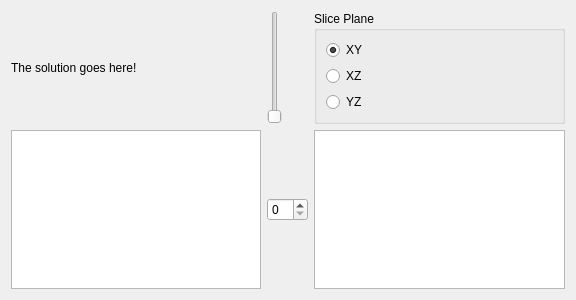
First picture: the form in doctors/outputdialog.ui, repository eNorris/thesis, before the edit.
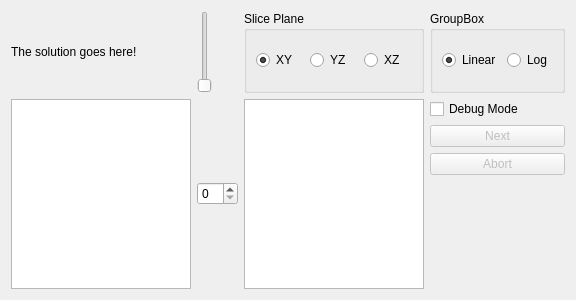
Second picture: the form after the edit. Custom widgets are drawn as their Qt base class.

```diff
--- a/doctors/outputdialog.ui
+++ b/doctors/outputdialog.ui
@@ -32,7 +32,7 @@
      <property name="title">
       <string>Slice Plane</string>
      </property>
-     <layout class="QVBoxLayout" name="verticalLayout">
+     <layout class="QHBoxLayout" name="horizontalLayout">
       <item>
        <widget class="QRadioButton" name="xyRadioButton">
         <property name="text">
@@ -43,13 +43,6 @@
         </property>
        </widget>
       </item>
-      <item>
-       <widget class="QRadioButton" name="xzRadioButton">
-        <property name="text">
-         <string>XZ</string>
-        </property>
-       </widget>
-      </item>
       <item>
        <widget class="QRadioButton" name="yzRadioButton">
         <property name="text">
@@ -57,6 +50,13 @@
         </property>
        </widget>
       </item>
+      <item>
+       <widget class="QRadioButton" name="xzRadioButton">
+        <property name="text">
+         <string>XZ</string>
+        </property>
+       </widget>
+      </item>
      </layout>
     </widget>
    </item>
@@ -70,6 +70,76 @@
    <item row="1" column="1">
     <widget class="QSpinBox" name="sliceSpinBox"/>
    </item>
+   <item row="0" column="3">
+    <widget class="QGroupBox" name="groupBox_2">
+     <property name="title">
+      <string>GroupBox</string>
+     </property>
+     <layout class="QHBoxLayout" name="horizontalLayout_2">
+      <item>
+       <widget class="QRadioButton" name="linearInterpRadioButton">
+        <property name="text">
+         <string>Linear</string>
+        </property>
+        <property name="checked">
+         <bool>true</bool>
+        </property>
+       </widget>
+      </item>
+      <item>
+       <widget class="QRadioButton" name="logInterpRadioButton">
+        <property name="text">
+         <string>Log</string>
+        </property>
+       </widget>
+      </item>
+     </layout>
+    </widget>
+   </item>
+   <item row="1" column="3">
+    <layout class="QVBoxLayout" name="verticalLayout">
+     <item>
+      <widget class="QCheckBox" name="debugModeCheckBox">
+       <property name="text">
+        <string>Debug Mode</string>
+       </property>
+      </widget>
+     </item>
+     <item>
+      <widget class="QPushButton" name="debugNextPushButton">
+       <property name="enabled">
+        <bool>false</bool>
+       </property>
+       <property name="text">
+        <string>Next</string>
+       </property>
+      </widget>
+     </item>
+     <item>
+      <widget class="QPushButton" name="debugAbortPushButton">
+       <property name="enabled">
+        <bool>false</bool>
+       </property>
+       <property name="text">
+        <string>Abort</string>
+       </property>
+      </widget>
+     </item>
+     <item>
+      <spacer name="verticalSpacer">
+       <property name="orientation">
+        <enum>Qt::Vertical</enum>
+       </property>
+       <property name="sizeHint" stdset="0">
+        <size>
+         <width>20</width>
+         <height>40</height>
+        </size>
+       </property>
+      </spacer>
+     </item>
+    </layout>
+   </item>
   </layout>
  </widget>
  <customwidgets>
```
